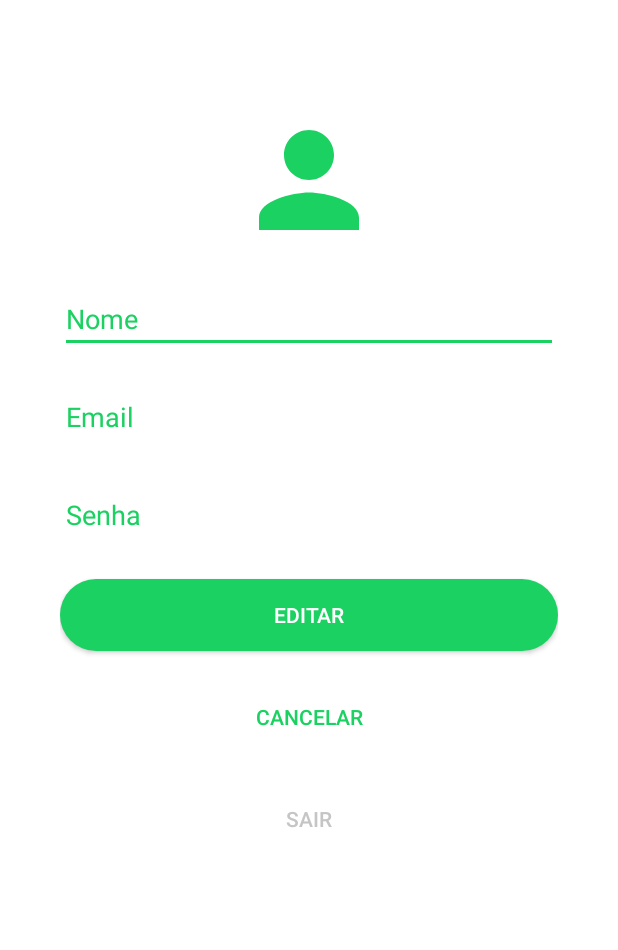
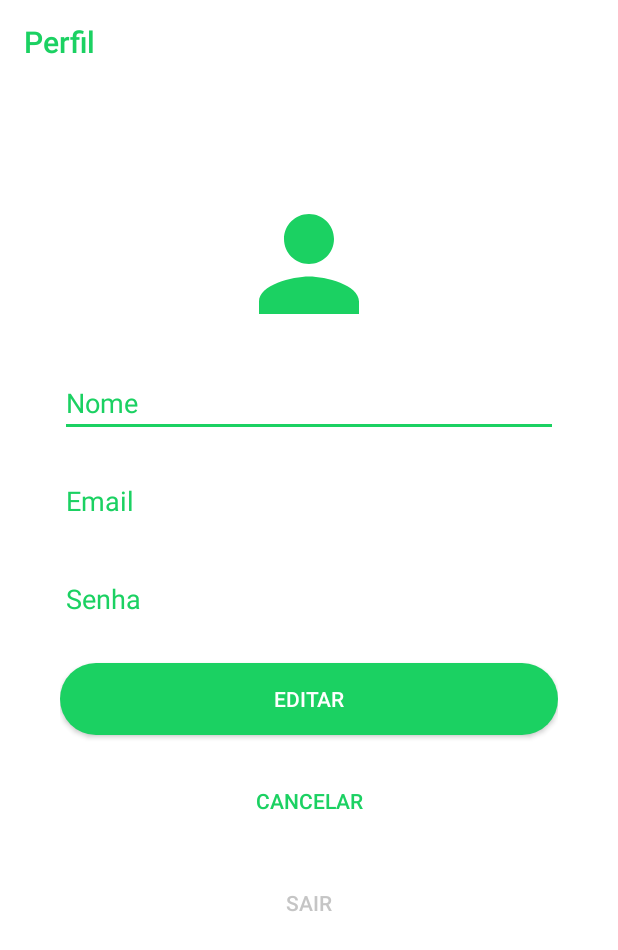
Before and after one commit to Share-Hood/sharehood-app, an Android app: the PerfilUsuarioActivity screen opened directly, with no data from a screen before it, on a phone screen of 412 x 824 dp. Shown: the top 950 px of the screen. Run offline under Robolectric (Android 15) with nearby library versions, the phone set to English and light mode, and no system bars; libraries missing offline, so code that uses them is left out: br.com.simplepass; plain views replace CircularProgressButton.

Commit message:
Mudando fundo das toolbars

```diff
--- a/app/src/main/res/layout/activity_confirmar_emprestimo.xml
+++ b/app/src/main/res/layout/activity_confirmar_emprestimo.xml
@@ -11,9 +11,9 @@
         android:id="@+id/toolbar"
         android:layout_width="match_parent"
         android:layout_height="wrap_content"
-        android:background="@color/colorPrimary"
+        android:background="@color/white"
         android:title="Confirmação de emprestimo"
-        android:titleTextColor="@color/white"
+        android:titleTextColor="@color/colorPrimary"
         app:layout_constraintEnd_toEndOf="parent"
         app:layout_constraintStart_toStartOf="parent"
         app:layout_constraintTop_toTopOf="parent" />
--- a/app/src/main/res/layout/activity_detalhe_pedido.xml
+++ b/app/src/main/res/layout/activity_detalhe_pedido.xml
@@ -12,9 +12,9 @@
     android:id="@+id/toolbar"
     android:layout_width="match_parent"
     android:layout_height="wrap_content"
-    android:background="@color/colorPrimary"
+    android:background="@color/white"
     android:title="Detalhes do pedido"
-    android:titleTextColor="@color/white"
+    android:titleTextColor="@color/colorPrimary"
     app:layout_constraintEnd_toEndOf="parent"
     app:layout_constraintStart_toStartOf="parent"
     app:layout_constraintTop_toTopOf="parent" />
--- a/app/src/main/res/layout/activity_novo_pedido.xml
+++ b/app/src/main/res/layout/activity_novo_pedido.xml
@@ -11,9 +11,9 @@
         android:id="@+id/toolbar"
         android:layout_width="match_parent"
         android:layout_height="wrap_content"
-        android:background="@color/colorPrimary"
+        android:background="@color/white"
         android:title="Novo Pedido"
-        android:titleTextColor="@color/white"
+        android:titleTextColor="@color/colorPrimary"
         app:layout_constraintEnd_toEndOf="parent"
         app:layout_constraintStart_toStartOf="parent"
         app:layout_constraintTop_toTopOf="parent" />
--- a/app/src/main/res/layout/activity_perfil_usuario.xml
+++ b/app/src/main/res/layout/activity_perfil_usuario.xml
@@ -4,13 +4,26 @@
     xmlns:tools="http://schemas.android.com/tools"
     android:layout_width="match_parent"
     android:layout_height="match_parent"
-    tools:context=".PerfilUsuarioActivity">
+    tools:context=".PerfilUsuarioActivity"
+    android:background="@color/white">
+
+    <Toolbar
+        android:id="@+id/toolbar"
+        android:layout_width="match_parent"
+        android:layout_height="wrap_content"
+        android:background="@color/white"
+        android:title="Perfil"
+        android:titleTextColor="@color/colorPrimary"
+        app:layout_constraintEnd_toEndOf="parent"
+        app:layout_constraintStart_toStartOf="parent"
+        app:layout_constraintTop_toTopOf="parent" />
 
     <LinearLayout
         android:layout_width="match_parent"
-        android:layout_height="match_parent"
+        android:layout_height="wrap_content"
         android:padding="40dp"
-        android:background="@color/white"
+        app:layout_constraintTop_toBottomOf="@+id/toolbar"
+        tools:layout_editor_absoluteX="0dp"
         android:orientation="vertical">
 
         <ImageView
@@ -19,75 +32,75 @@
             android:layout_gravity="center"
             android:layout_marginTop="30dp"
             android:layout_marginBottom="20dp"
-            android:src="@drawable/ic_person"/>
+            android:src="@drawable/ic_person" />
 
         <TextView
             android:id="@+id/edtPerfilNome"
+            style="@style/AppEditText"
             android:layout_width="match_parent"
             android:layout_height="wrap_content"
+            android:layout_marginBottom="20dp"
+            android:hint="Nome"
             android:inputType="text"
-            android:layout_marginBottom="20dp"
-            style="@style/AppEditText"
             android:textColor="@color/colorPrimary"
-            android:textColorHint="@color/colorPrimary"
-            android:hint="Nome"/>
+            android:textColorHint="@color/colorPrimary" />
 
         <TextView
             android:id="@+id/edtPerfilEmail"
+            style="@style/AppEditText"
             android:layout_width="match_parent"
             android:layout_height="wrap_content"
+            android:layout_marginBottom="20dp"
+            android:hint="Email"
             android:inputType="textEmailAddress"
-            android:layout_marginBottom="20dp"
-            style="@style/AppEditText"
             android:textColor="@color/colorPrimary"
-            android:textColorHint="@color/colorPrimary"
-            android:hint="Email"/>
+            android:textColorHint="@color/colorPrimary" />
 
         <TextView
+            android:id="@+id/edtPerfilSenha"
             style="@style/AppEditText"
-            android:id="@+id/edtPerfilSenha"
             android:layout_width="match_parent"
             android:layout_height="wrap_content"
+            android:layout_marginBottom="20dp"
+            android:hint="Senha"
             android:inputType="textPassword"
-            android:layout_marginBottom="20dp"
             android:textColor="@color/colorPrimary"
-            android:textColorHint="@color/colorPrimary"
-            android:hint="Senha"/>
+            android:textColorHint="@color/colorPrimary" />
 
         <br.com.simplepass.loadingbutton.customViews.CircularProgressButton
             android:id="@+id/btnPerfilEditar"
             android:layout_width="match_parent"
             android:layout_height="wrap_content"
+            android:layout_gravity="center"
             android:layout_marginBottom="20dp"
             android:background="@drawable/rounded_corners_primary"
+            android:onClick="editar"
+            android:text="Editar"
             android:textColor="@color/white"
-            android:text="Editar"
-            android:onClick="editar"
             app:spinning_bar_color="@color/white"
             app:spinning_bar_padding="6dp"
-            app:spinning_bar_width="3dp"
-            android:layout_gravity="center"/>
+            app:spinning_bar_width="3dp" />
 
         <Button
             android:id="@+id/btnPerfilCancelar"
             android:layout_width="match_parent"
             android:layout_height="wrap_content"
             android:layout_marginBottom="20dp"
-            android:textColor="@color/colorPrimary"
             android:background="@color/transparent"
+            android:onClick="goCancelar"
             android:shadowDx="0"
             android:shadowDy="0"
             android:text="Cancelar"
-            android:onClick="goCancelar"/>
+            android:textColor="@color/colorPrimary" />
 
         <Button
             android:id="@+id/btnPerfilSair"
             android:layout_width="match_parent"
             android:layout_height="wrap_content"
-            android:textColor="@color/lightGray"
+            android:background="@color/transparent"
+            android:onClick="goSair"
             android:text="Sair"
-            android:background="@color/transparent"
-            android:onClick="goSair"/>
+            android:textColor="@color/lightGray" />
 
     </LinearLayout>
 
```
Also changed, not shown: app/src/main/res/layout/activity_cadastro_usuario.xml (+15 -2 lines), app/src/main/res/layout/activity_esqueci_senha.xml (+15 -2 lines).
